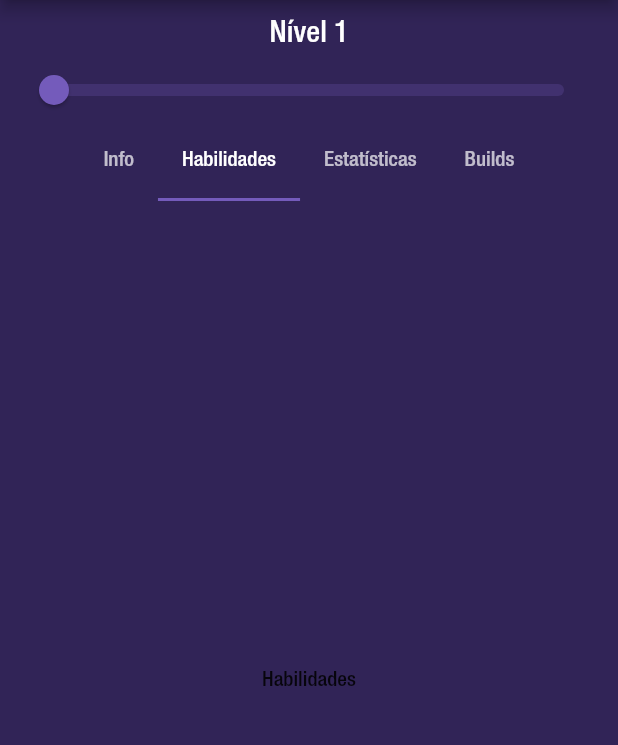
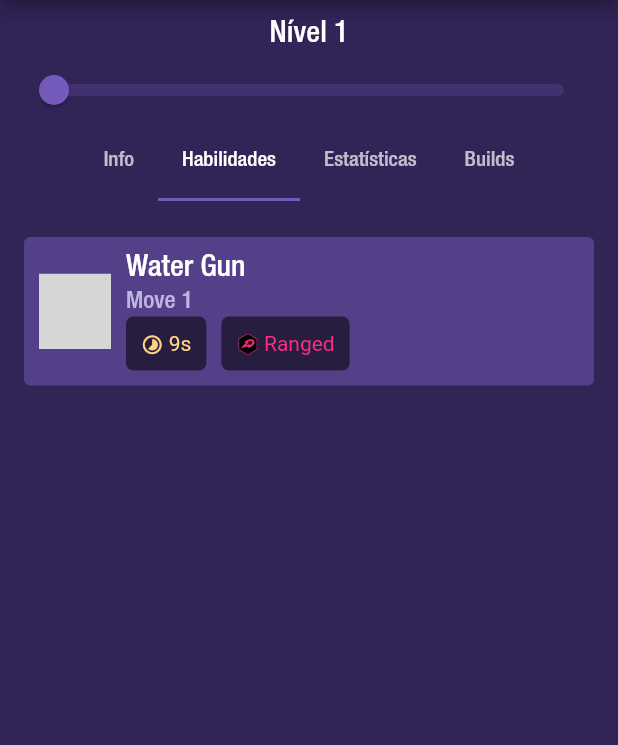
Before and after one commit to charleslana/db-unite, a Flutter app: the PokemonDetailsPage screen opened by its route, tab 2 chosen, on a phone screen of 412 x 824 dp, the part 84-829 px from its top. Run offline on Flutter 3.47's test engine with Material 2 defaults, Android fonts, the phone set to English and light mode, and no system bars; drawn by our look-alikes of cached_network_image; our stand-ins replace get, get_storage, percent_indicator; accounts and stored records are empty; network calls fail; grey boxes are pictures that could not be loaded.

Commit message:
add ability tab

```diff
--- a/lib/src/constants/color_constants.dart
+++ b/lib/src/constants/color_constants.dart
@@ -6,9 +6,10 @@ class ColorConstants {
   static const Color scaffold = Color(0xff312457);
   static const Color background = Color(0xff745bbb);
   static const Color text = Colors.white;
-  static const Color specialAttacker = Color(0xff2bd8ff);
-  static const Color physicalAttacker = Color(0xffff7f7f);
+  static const Color blue = Color(0xff2bd8ff);
+  static const Color red = Color(0xffff7f7f);
+  static const Color deepRed = Color(0xffff2d82);
   static const Color yellow = Color(0xffffd283);
-  static const Color orange = Color(0xffffa403);
+  static const Color deepYellow = Color(0xffffa403);
   static const Color gray = Color(0xffc0b5e0);
 }
--- a/lib/src/constants/image_constants.dart
+++ b/lib/src/constants/image_constants.dart
@@ -7,4 +7,9 @@ class ImageConstants {
   static const String pokemonGrid = 'assets/images/grid/pokemon.png';
   static const String heldItemsGrid = 'assets/images/grid/held-items.png';
   static const String battleItemsGrid = 'assets/images/grid/battle-items.png';
+  static const String skillRanged = 'assets/images/skills/Ranged.png';
+  static const String skillArea = 'assets/images/skills/Area.png';
+  static const String skillDash = 'assets/images/skills/Dash.png';
+  static const String skillMelee = 'assets/images/skills/Melee.png';
+  static const String skillSureHit = 'assets/images/skills/Sure_Hit.png';
 }
--- a/lib/src/pages/pokemon_details_page.dart
+++ b/lib/src/pages/pokemon_details_page.dart
@@ -2,6 +2,7 @@ import 'package:db_unite/src/components/custom_app_bar.dart';
 import 'package:db_unite/src/constants/color_constants.dart';
 import 'package:db_unite/src/controllers/loading_data_controller.dart';
 import 'package:db_unite/src/controllers/pokemon_details_controller.dart';
+import 'package:db_unite/src/pages/tabs-pokemon-details/ability_details.dart';
 import 'package:db_unite/src/pages/tabs-pokemon-details/info_details.dart';
 import 'package:flutter/material.dart';
 import 'package:get/get.dart';
@@ -69,7 +70,7 @@ class PokemonDetailsPage extends StatelessWidget {
                     controller: pokemonDetailsController.tabController,
                     children: const [
                       InfoDetails(),
-                      Center(child: Text('Habilidades')),
+                      AbilityDetails(),
                       Center(child: Text('Estatísticas')),
                       Center(child: Text('Builds')),
                     ],
--- /dev/null
+++ b/lib/src/pages/tabs-pokemon-details/ability_details.dart
@@ -0,0 +1,121 @@
+import 'package:cached_network_image/cached_network_image.dart';
+import 'package:db_unite/src/components/pokeball_loading.dart';
+import 'package:db_unite/src/constants/color_constants.dart';
+import 'package:db_unite/src/constants/image_constants.dart';
+import 'package:flutter/material.dart';
+
+class AbilityDetails extends StatelessWidget {
+  const AbilityDetails({Key? key}) : super(key: key);
+
+  @override
+  Widget build(BuildContext context) {
+    return SingleChildScrollView(
+      physics: const BouncingScrollPhysics(),
+      child: Card(
+        elevation: 0,
+        color: ColorConstants.background.withOpacity(0.5),
+        child: Padding(
+          padding: const EdgeInsets.all(10),
+          child: Column(
+            children: [
+              Row(
+                children: [
+                  CachedNetworkImage(
+                    placeholder: (_, __) => const PokeballLoading(),
+                    imageUrl:
+                        'https://raw.githubusercontent.com/charleslana/api-pokemon-unite/master/pokemon/009/ability/Water_Gun.png',
+                    fit: BoxFit.fill,
+                    height: 50,
+                  ),
+                  const SizedBox(width: 10),
+                  Column(
+                    crossAxisAlignment: CrossAxisAlignment.start,
+                    children: [
+                      const Text(
+                        'Water Gun',
+                        style: TextStyle(
+                          fontSize: 20,
+                          color: ColorConstants.text,
+                        ),
+                      ),
+                      const Text(
+                        'Move 1',
+                        style: TextStyle(
+                          fontSize: 16,
+                          color: ColorConstants.gray,
+                        ),
+                      ),
+                      Wrap(
+                        spacing: 10,
+                        runSpacing: 10,
+                        children: [
+                          Container(
+                            decoration: BoxDecoration(
+                              color: Colors.black54,
+                              borderRadius: BorderRadius.circular(5),
+                            ),
+                            child: Padding(
+                              padding: const EdgeInsets.all(10),
+                              child: RichText(
+                                text: const TextSpan(
+                                  style: TextStyle(
+                                    fontSize: 14,
+                                    color: ColorConstants.yellow,
+                                  ),
+                                  children: [
+                                    WidgetSpan(
+                                      child: Icon(
+                                        Icons.timelapse,
+                                        size: 15,
+                                        color: ColorConstants.yellow,
+                                      ),
+                                    ),
+                                    TextSpan(
+                                      text: ' 9s',
+                                    ),
+                                  ],
+                                ),
+                              ),
+                            ),
+                          ),
+                          Container(
+                            decoration: BoxDecoration(
+                              color: Colors.black54,
+                              borderRadius: BorderRadius.circular(5),
+                            ),
+                            child: Padding(
+                              padding: const EdgeInsets.all(10),
+                              child: RichText(
+                                text: TextSpan(
+                                  style: const TextStyle(
+                                    fontSize: 14,
+                                    color: ColorConstants.deepRed,
+                                  ),
+                                  children: [
+                                    WidgetSpan(
+                                      child: Image.asset(
+                                        ImageConstants.skillRanged,
+                                        width: 15,
+                                      ),
+                                    ),
+                                    const TextSpan(
+                                      text: ' Ranged',
+                                    ),
+                                  ],
+                                ),
+                              ),
+                            ),
+                          ),
+                        ],
+                      ),
+                    ],
+                  ),
+                ],
+              ),
+            ],
+          ),
+        ),
+      ),
+    );
+  }
+}
--- a/lib/src/pages/tabs-pokemon-details/components/percent_status_info.dart
+++ b/lib/src/pages/tabs-pokemon-details/components/percent_status_info.dart
@@ -47,7 +47,7 @@ class PercentStatusInfo extends StatelessWidget {
             lineHeight: 8,
             percent: percent,
             backgroundColor: ColorConstants.background.withOpacity(0.4),
-            progressColor: ColorConstants.orange,
+            progressColor: ColorConstants.deepYellow,
           ),
         ),
       ],
--- a/lib/src/pages/tabs-pokemon-details/info_details.dart
+++ b/lib/src/pages/tabs-pokemon-details/info_details.dart
@@ -42,7 +42,7 @@ class InfoDetails extends StatelessWidget {
                         child: Text(
                           'Special Attacker',
                           style: TextStyle(
-                            color: ColorConstants.specialAttacker,
+                            color: ColorConstants.blue,
                             fontSize: 15,
                           ),
                         ),
--- a/pubspec.yaml
+++ b/pubspec.yaml
@@ -27,6 +27,7 @@ flutter:
   assets:
     - assets/images/layout/
     - assets/images/grid/
+    - assets/images/skills/
   fonts:
     - family: HelveticaNeueLTProExtraBlack
       fonts:
```
Also changed, not shown: assets/images/skills/Area.png (added), assets/images/skills/Dash.png (added), assets/images/skills/Melee.png (added), assets/images/skills/Ranged.png (added), assets/images/skills/Sure_Hit.png (added).
